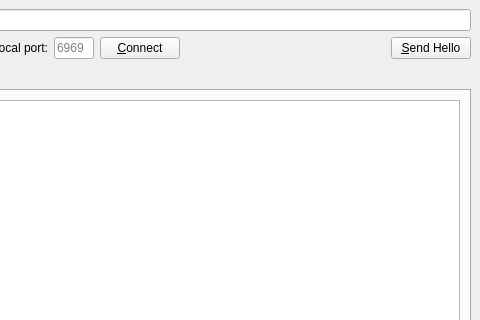
First picture: the form in src/main_window.ui, repository gianmaria/smarter-gui-demo, before the edit; both pictures show x 320 to 800 and y 0 to 320 of the 800 by 600 pixel window.
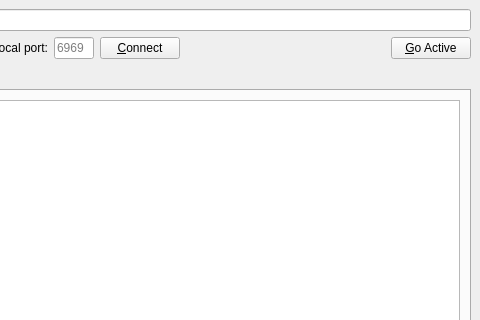
Second picture: the form after the edit. Custom widgets are drawn as their Qt base class.

Diff of the .ui file:
```diff
--- a/src/main_window.ui
+++ b/src/main_window.ui
@@ -205,7 +205,7 @@
       <item>
        <widget class="QPushButton" name="pb_send_hello">
         <property name="text">
-         <string>&amp;Send Hello</string>
+         <string>&amp;Go Active</string>
         </property>
        </widget>
       </item>
```
Left out of the diff: 4 changed lines with no effect on the pictures.
